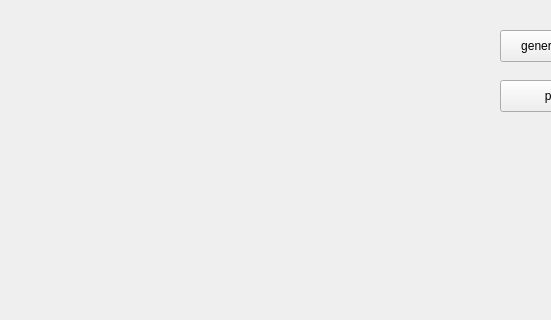
First picture: the form in mainwindow.ui, repository paipeng/qt-label-print, before the edit; both pictures show x 140 to 691 and y 0 to 320 of the 800 by 600 pixel window.
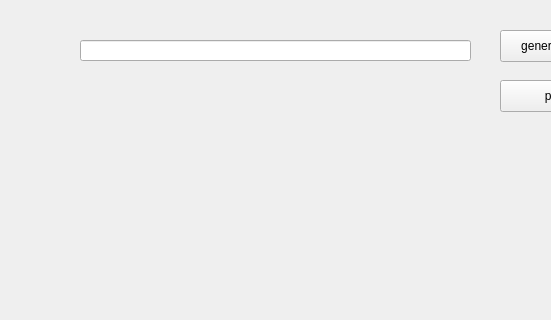
Second picture: the form after the edit.

Diff of the .ui file:
```diff
--- a/mainwindow.ui
+++ b/mainwindow.ui
@@ -40,6 +40,16 @@
      <string>print</string>
     </property>
    </widget>
+   <widget class="QLineEdit" name="inputLineEdit">
+    <property name="geometry">
+     <rect>
+      <x>220</x>
+      <y>40</y>
+      <width>391</width>
+      <height>21</height>
+     </rect>
+    </property>
+   </widget>
   </widget>
   <widget class="QMenuBar" name="menubar">
    <property name="geometry">
```
